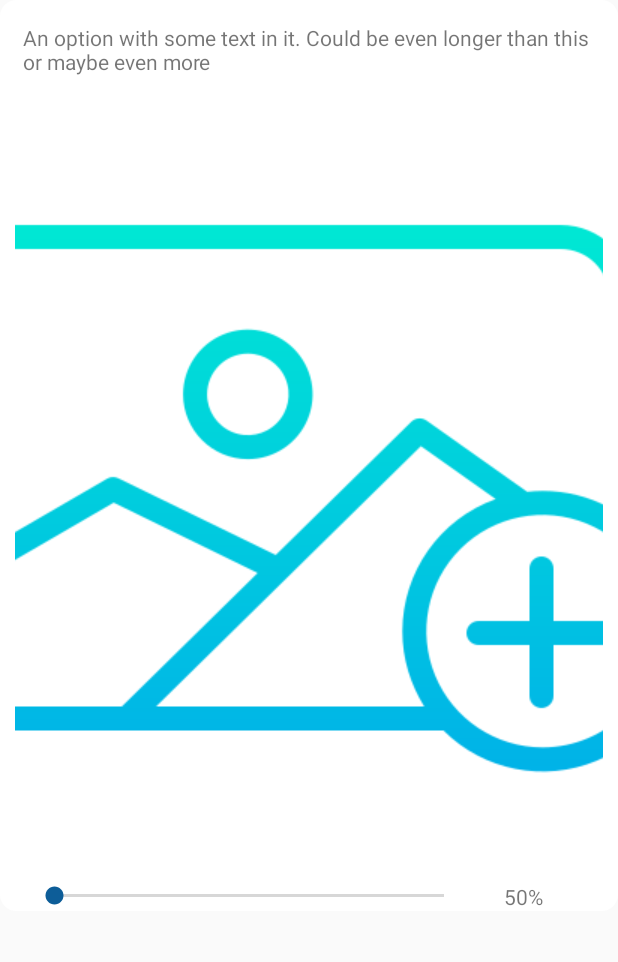
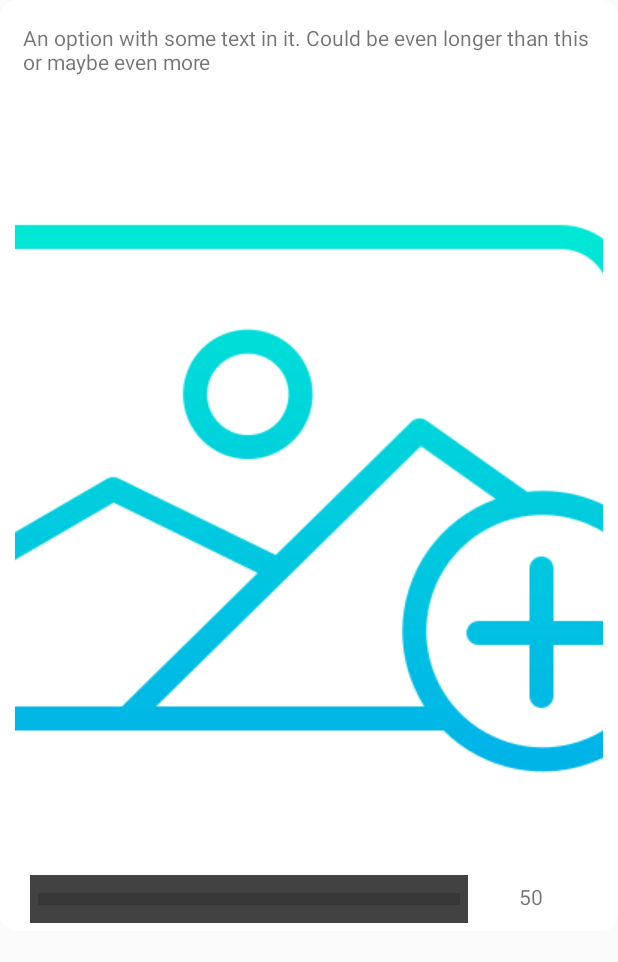
Before and after one commit to donat-imeri/dright, an Android app: the layout text_options_result_layout.xml on its own in the app's theme, with its tools: preview values and no code run, on a phone screen of 412 x 824 dp. Shown: the top 962 px of the screen. Run offline under Robolectric (Android 15) with nearby library versions, the phone set to English and light mode, and no system bars.

Commit message:
More bug fixes

```diff
--- a/app/src/main/res/layout/activity_decision_details.xml
+++ b/app/src/main/res/layout/activity_decision_details.xml
@@ -42,7 +42,7 @@
         android:layout_margin="@dimen/fab_margin"
         app:layout_anchor="@id/app_bar"
         app:layout_anchorGravity="bottom|end"
-        app:srcCompat="@android:drawable/ic_dialog_email" />
+        app:srcCompat="@drawable/home" />
 
     <FrameLayout
         android:layout_width="match_parent"
--- a/app/src/main/res/layout/text_options_result_layout.xml
+++ b/app/src/main/res/layout/text_options_result_layout.xml
@@ -33,13 +33,20 @@
             android:layout_margin="10sp"
             android:scaleType="centerCrop"/>
 
-    <SeekBar
+    <ProgressBar
         android:id="@+id/skb_text_option_result"
         android:layout_width="match_parent"
         android:layout_height="wrap_content"
         app:layout_constraintTop_toBottomOf="@id/img_option_result"
+        app:layout_constraintBottom_toBottomOf="parent"
         android:layout_marginRight="100sp"
         android:layout_marginLeft="20sp"
+        android:layout_marginBottom="10sp"
+        android:scaleY="2"
+        android:paddingRight="5sp"
+        android:paddingLeft="5sp"
+        android:background="@color/cardview_dark_background"
+        style="@style/Widget.AppCompat.ProgressBar.Horizontal"
         />
     <TextView
         android:id="@+id/txt_text_option_result"
@@ -47,7 +54,8 @@
         android:layout_height="wrap_content"
         app:layout_constraintRight_toRightOf="parent"
         app:layout_constraintTop_toBottomOf="@id/img_option_result"
-        android:text="50%"
+        app:layout_constraintBottom_toBottomOf="@id/skb_text_option_result"
+        android:text="50"
         android:layout_marginRight="50sp"/>
 
     </android.support.constraint.ConstraintLayout>
```
Also changed, not shown: app/src/main/java/com/dright/DecisionDetailsActivity.java (+20 -11 lines), app/src/main/java/com/dright/DecisionsAcitivity.java (+18 -0 lines), app/src/main/java/com/dright/DilemaTab.java (+16 -12 lines), app/src/main/res/layout/content_decision_details.xml (+0 -8 lines).
